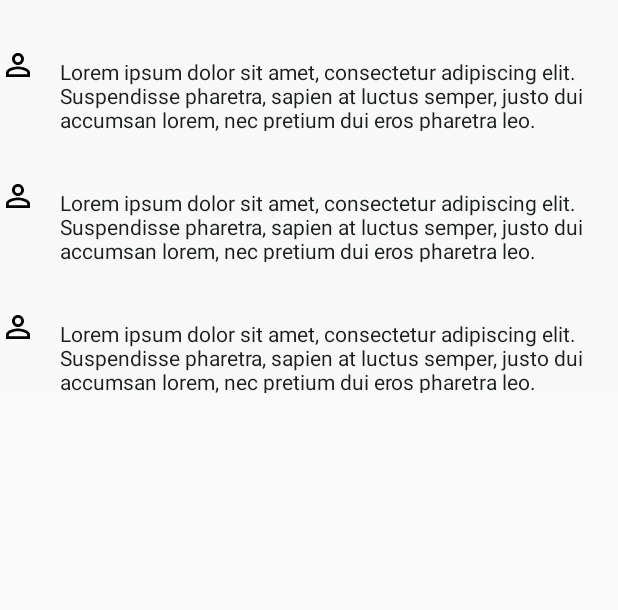
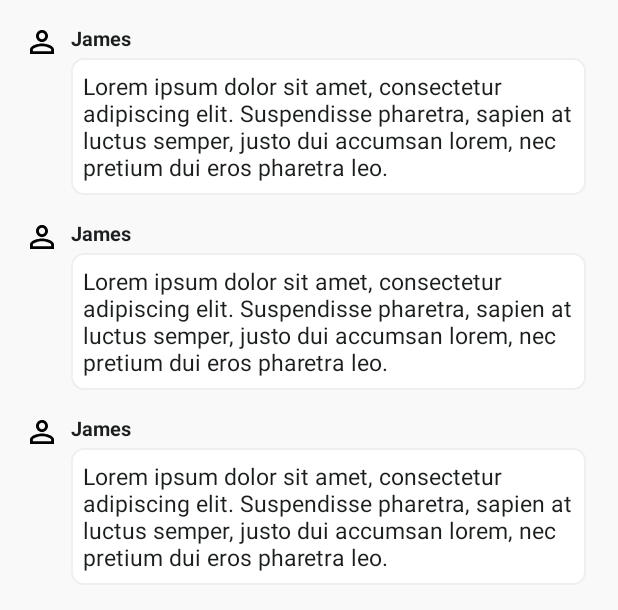
Before and after one commit to ETS-Android2/AndroidTestProject, an Android app: the layout activity_chat.xml on its own in the app's theme, with its tools: preview values and no code run, on a phone screen of 412 x 824 dp. Shown: the top 610 px of the screen. Run offline under Robolectric (Android 15) with nearby library versions, the phone set to English and light mode, and no system bars.

Commit message:
Update ChatActivity UI to import and display user avatar and username

```diff
--- a/app/src/main/java/com/datechnologies/androidtest/login/LoginActivity.java
+++ b/app/src/main/java/com/datechnologies/androidtest/login/LoginActivity.java
@@ -63,6 +63,7 @@ public class LoginActivity extends AppCompatActivity
         actionBar.setDisplayShowHomeEnabled(true);
 
         usernameView = findViewById(R.id.editTextTextEmailAddress);
+        usernameView.setSelection(usernameView.getText().length());
         passwordView = findViewById(R.id.editTextTextPassword);
 
         // DONE: Make the UI look like it does in the mock-up. Allow for horizontal screen rotation.
--- a/app/src/main/res/drawable-v21/button_blue.xml
+++ b/app/src/main/res/drawable-v21/button_blue.xml
@@ -2,7 +2,7 @@
 <ripple xmlns:android="http://schemas.android.com/apk/res/android"
     android:color="#42FFFFFF" >
     <item>
-        <shape xmlns:android="http://schemas.android.com/apk/res/android" >
+        <shape>
             <corners android:radius="1dp"/>
             <solid android:color="@color/button_blue"/>
         </shape>
--- /dev/null
+++ b/app/src/main/res/drawable/bubble.xml
@@ -0,0 +1,10 @@
+<?xml version="1.0" encoding="utf-8"?>
+<selector xmlns:android="http://schemas.android.com/apk/res/android">
+    <item>
+        <shape>
+            <corners android:radius="8dp"/>
+            <solid android:color="#FFFFFF"/>
+            <stroke android:width="1dp" android:color="@color/bubble"/>
+        </shape>
+    </item>
+</selector>
--- a/app/src/main/res/drawable/button_blue.xml
+++ b/app/src/main/res/drawable/button_blue.xml
@@ -2,13 +2,13 @@
 <!-- Ripple effect not supported in API < 21. Only third-party libs are available. -->
 <selector xmlns:android="http://schemas.android.com/apk/res/android">
     <item android:state_pressed="true">
-        <shape xmlns:android="http://schemas.android.com/apk/res/android" >
+        <shape>
             <corners android:radius="1dp"/>
             <solid android:color="@color/colorPrimaryDark"/>
         </shape>
     </item>
     <item>
-        <shape xmlns:android="http://schemas.android.com/apk/res/android" >
+        <shape>
             <corners android:radius="1dp"/>
             <solid android:color="@color/button_blue"/>
         </shape>
--- a/app/src/main/res/drawable/button_rounded.xml
+++ b/app/src/main/res/drawable/button_rounded.xml
@@ -4,13 +4,13 @@
     <item android:state_pressed="true">
         <shape>
             <corners android:radius="8dp"/>
-            <solid android:color="#D9FFFFFF"></solid>
+            <solid android:color="#D9FFFFFF" />
         </shape>
     </item>
     <item>
         <shape>
             <corners android:radius="8dp"/>
-            <solid android:color="#FFFFFF"></solid>
+            <solid android:color="#FFFFFF" />
         </shape>
     </item>
 </selector>
--- a/app/src/main/res/layout/activity_chat.xml
+++ b/app/src/main/res/layout/activity_chat.xml
@@ -3,6 +3,7 @@
     xmlns:tools="http://schemas.android.com/tools"
     android:layout_width="match_parent"
     android:layout_height="match_parent"
+    android:background="@color/background"
     tools:context=".chat.ChatActivity">
 
     <android.support.v7.widget.RecyclerView
--- a/app/src/main/res/layout/item_chat.xml
+++ b/app/src/main/res/layout/item_chat.xml
@@ -1,30 +1,58 @@
 <?xml version="1.0" encoding="utf-8"?>
 <LinearLayout xmlns:android="http://schemas.android.com/apk/res/android"
     xmlns:tools="http://schemas.android.com/tools"
+    xmlns:app="http://schemas.android.com/apk/res-auto"
     android:layout_width="match_parent"
     android:layout_height="wrap_content"
+    android:layout_marginTop="16dp"
+    android:layout_marginStart="16dp"
+    android:layout_marginEnd="21dp"
+    android:orientation="horizontal"
+    tools:background="@color/background"
     android:background="?android:selectableItemBackground"
     android:clickable="true"
-              android:gravity="center_vertical"
-              android:orientation="horizontal"
-              tools:background="@color/background"
+    android:focusable="true"
     tools:ignore="UseCompoundDrawables">
 
     <ImageView
         android:id="@+id/avatarImageView"
         android:layout_width="wrap_content"
         android:layout_height="wrap_content"
-        android:layout_marginRight="8dp"
+        android:layout_marginRight="7dp"
         android:src="@drawable/ic_avatar_placeholder"
         tools:ignore="RtlHardcoded" />
 
+    <android.support.constraint.ConstraintLayout
+        android:layout_width="wrap_content"
+        android:layout_height="wrap_content">
+
+        <TextView
+            android:id="@+id/usernameTextView"
+            android:layout_width="wrap_content"
+            android:layout_height="wrap_content"
+            android:textStyle="bold"
+            android:textColor="@color/chat_text"
+            android:textSize="@dimen/username_text_size"
+            app:layout_constraintBottom_toTopOf="@id/messageTextView"
+            app:layout_constraintStart_toEndOf="@id/avatarImageView"
+            tools:ignore="NotSibling"
+            tools:text="@string/default_name" />
+
         <TextView
             android:id="@+id/messageTextView"
+            android:background="@drawable/bubble"
             android:layout_width="wrap_content"
             android:layout_height="wrap_content"
-        android:layout_marginTop="20dp"
+            android:layout_marginTop="4dp"
             android:padding="8dp"
             android:textColor="@color/chat_text"
-        tools:text="Lorem ipsum dolor sit amet, consectetur adipiscing elit. Suspendisse pharetra, sapien at luctus semper, justo dui accumsan lorem, nec pretium dui eros pharetra leo." />
+            android:textSize="@dimen/message_text_size"
+            app:layout_constraintStart_toEndOf="@id/avatarImageView"
+            app:layout_constraintTop_toBottomOf="@id/usernameTextView"
+            tools:text="@string/dummy_text"
+            tools:ignore="NotSibling" />
+
+    </android.support.constraint.ConstraintLayout>
+
 
 </LinearLayout>
--- a/app/src/main/res/values/colors.xml
+++ b/app/src/main/res/values/colors.xml
@@ -9,4 +9,5 @@
     <color name="button_text">#FFFFFF</color>
     <color name="hint_text">#5F6063</color>
     <color name="line">#7B7B7E</color>
+    <color name="bubble">#EFEFEF</color>
 </resources>
--- a/app/src/main/res/values/dimens.xml
+++ b/app/src/main/res/values/dimens.xml
@@ -5,4 +5,6 @@
 
     <!-- Text Sizes -->
     <dimen name="button_text_size">16sp</dimen>
+    <dimen name="username_text_size">13sp</dimen>
+    <dimen name="message_text_size">15sp</dimen>
 </resources>
--- a/app/src/main/res/values/strings.xml
+++ b/app/src/main/res/values/strings.xml
@@ -14,4 +14,13 @@
     <string name="login_failed">Login Failed!</string>
     <string name="login_confirm_button">OK</string>
 
+    <!-- Chat Screen Strings -->
+    <string name="dummy_text">
+        Lorem ipsum dolor sit amet, consectetur adipiscing elit.
+        Suspendisse pharetra, sapien at luctus semper,
+        justo dui accumsan lorem,
+        nec pretium dui eros pharetra leo.
+    </string>
+    <string name="default_name">James</string>
+
 </resources>
--- a/app/src/main/res/values/styles.xml
+++ b/app/src/main/res/values/styles.xml
@@ -11,13 +11,14 @@
     <!-- Theme for the splash screen -->
     <style name="SplashScreenTheme" parent="Theme.AppCompat.Light.NoActionBar">
         <item name="android:windowFullscreen">true</item>
-        <item name="android:windowBackground">@drawable/splash_screen</item>
+        <item name="android:windowBackground">@drawable/gpc_splash</item>
     </style>
 
     <!-- Home button specifications -->
     <style name="button_home" parent="TextAppearance.AppCompat.Button">
         <item name="android:textColor">@color/chat_text</item>
         <item name="android:textSize">@dimen/button_text_size</item>
+        <item name="android:textStyle">bold</item>
         <item name="android:gravity">left|center_vertical</item>
         <item name="android:layout_width">match_parent</item>
         <item name="android:layout_height">55dp</item>
@@ -34,13 +35,14 @@
     <style name="button_blue" parent="TextAppearance.AppCompat.Button">
         <item name="android:textColor">@color/button_text</item>
         <item name="android:textSize">@dimen/button_text_size</item>
+        <item name="android:textStyle">bold</item>
         <item name="android:gravity">center</item>
         <item name="android:layout_width">match_parent</item>
         <item name="android:layout_height">55dp</item>
         <item name="android:background">@drawable/button_blue</item>
     </style>
 
-    <!-- Login UI -->
+    <!-- Login UI specifications -->
     <style name="login_ui">
         <item name="android:layout_width">match_parent</item>
         <item name="android:layout_height">wrap_content</item>
@@ -48,8 +50,6 @@
         <item name="android:layout_marginEnd">30dp</item>
         <item name="android:textColor">@color/chat_text</item>
         <item name="android:textSize">16sp</item>
-
-
     </style>
 
 </resources>
```
Also changed, not shown: app/src/main/java/com/datechnologies/androidtest/chat/ChatAdapter.java (+11 -6 lines), app/src/main/java/com/datechnologies/androidtest/transform/CircleTransform.java (added, +43 -0 lines). Lines whose indentation alone changed are shown as unchanged.
